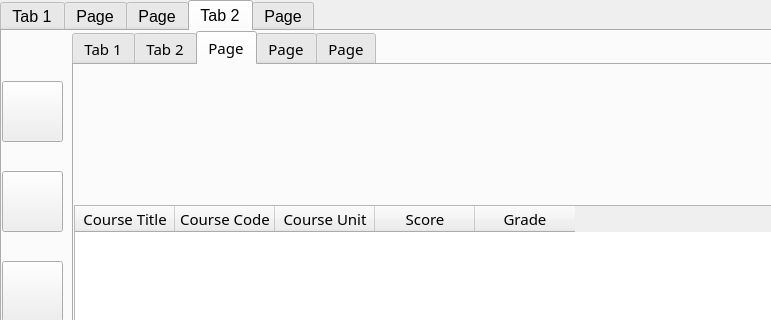
Old version of the form MyGPAmate.ui in the repository edeniyanda/MyGPAmate; both pictures show x 0 to 771 and y 0 to 320 of the 1168 by 592 pixel window.
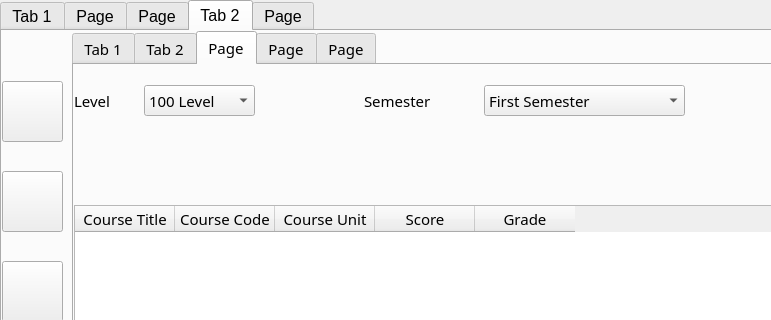
New version of the form. The open tabs and pages were chosen to show the change. Icons and pictures are not drawn.

The edit to the form file:
```diff
--- a/MyGPAmate.ui
+++ b/MyGPAmate.ui
@@ -1050,6 +1050,82 @@
          </property>
         </column>
        </widget>
+       <widget class="QLabel" name="label_25">
+        <property name="geometry">
+         <rect>
+          <x>290</x>
+          <y>20</y>
+          <width>81</width>
+          <height>31</height>
+         </rect>
+        </property>
+        <property name="text">
+         <string>Semester</string>
+        </property>
+       </widget>
+       <widget class="QComboBox" name="comboBox_level_3">
+        <property name="geometry">
+         <rect>
+          <x>70</x>
+          <y>20</y>
+          <width>111</width>
+          <height>31</height>
+         </rect>
+        </property>
+        <item>
+         <property name="text">
+          <string>100 Level</string>
+         </property>
+        </item>
+        <item>
+         <property name="text">
+          <string>200 Level</string>
+         </property>
+        </item>
+        <item>
+         <property name="text">
+          <string>300 Level</string>
+         </property>
+        </item>
+        <item>
+         <property name="text">
+          <string>400 Level</string>
+         </property>
+        </item>
+       </widget>
+       <widget class="QLabel" name="label_28">
+        <property name="geometry">
+         <rect>
+          <x>0</x>
+          <y>20</y>
+          <width>61</width>
+          <height>31</height>
+         </rect>
+        </property>
+        <property name="text">
+         <string>Level</string>
+        </property>
+       </widget>
+       <widget class="QComboBox" name="comboBox_semester_3">
+        <property name="geometry">
+         <rect>
+          <x>410</x>
+          <y>20</y>
+          <width>201</width>
+          <height>31</height>
+         </rect>
+        </property>
+        <item>
+         <property name="text">
+          <string>First Semester</string>
+         </property>
+        </item>
+        <item>
+         <property name="text">
+          <string>Second Semester</string>
+         </property>
+        </item>
+       </widget>
       </widget>
       <widget class="QWidget" name="tab_6">
        <attribute name="title">
```
Left out of the diff: 2 changed lines with no effect on the pictures.
